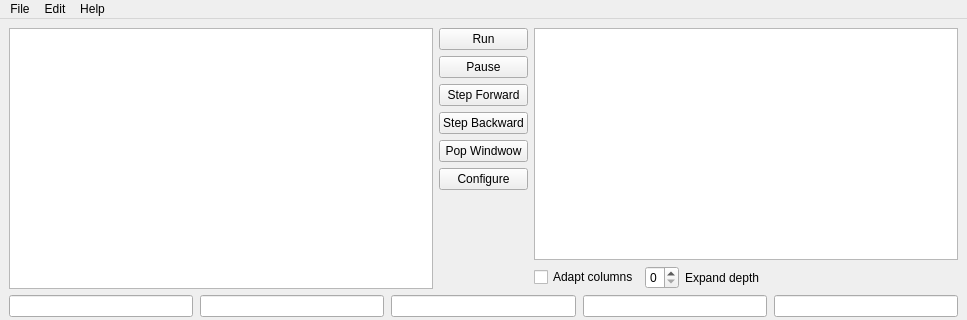
First picture: the form in src/Debugging/MainDebugWindow.ui, repository GroupDenseKitchen/KitchenOccupation, before the edit; both pictures show x 0 to 967 and y 0 to 320 of the 967 by 593 pixel window.
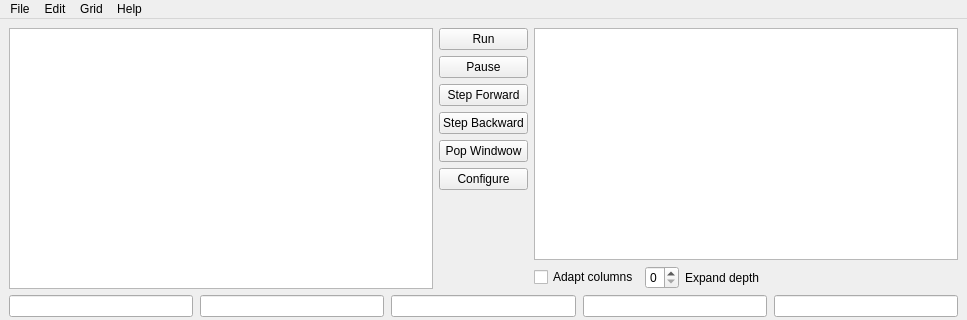
Second picture: the form after the edit.

Commit message: Added a grid tab to menu bar

Patch:
```diff
--- a/src/Debugging/MainDebugWindow.ui
+++ b/src/Debugging/MainDebugWindow.ui
@@ -271,8 +271,15 @@
      <string>Help</string>
     </property>
    </widget>
+   <widget class="QMenu" name="menuGrid">
+    <property name="title">
+     <string>Grid</string>
+    </property>
+    <addaction name="actionClear"/>
+   </widget>
    <addaction name="menuFile"/>
    <addaction name="menuEdit"/>
+   <addaction name="menuGrid"/>
    <addaction name="menuHelp"/>
   </widget>
  </widget>
```
Left out of the diff: 5 changed lines with no effect on the pictures. The commit also changes 4 other files.
